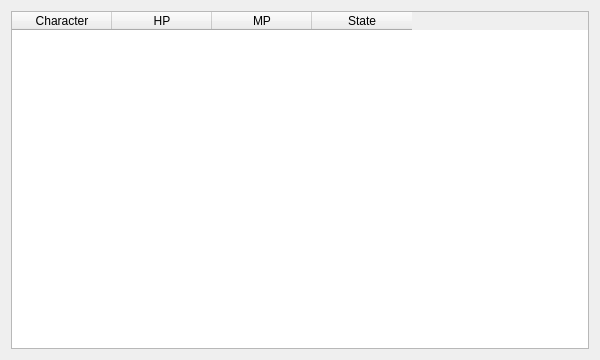
Qt form rl_ui/dashboardwidget.ui (SandSnip3r/Hyperbot) before a commit.
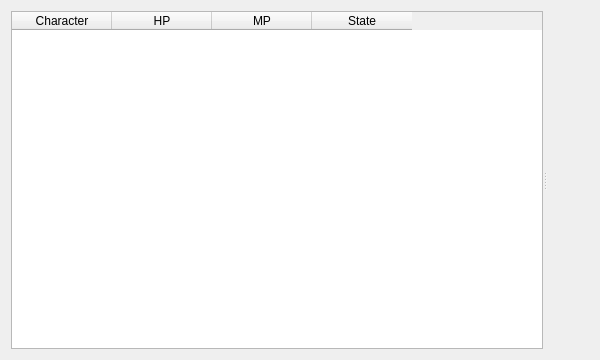
The same form after that commit.

Commit message: Implement tabbed UI redesign

The edit to the form file:
```diff
--- a/rl_ui/dashboardwidget.ui
+++ b/rl_ui/dashboardwidget.ui
@@ -12,6 +12,10 @@
   </property>
   <layout class="QHBoxLayout" name="horizontalLayout">
    <item>
+    <widget class="QSplitter" name="splitter">
+     <property name="orientation">
+      <enum>Qt::Orientation::Horizontal</enum>
+     </property>
     <widget class="QTableWidget" name="statusTable">
      <property name="rowCount">
       <number>0</number>
@@ -39,6 +43,24 @@
        <string>State</string>
       </property>
      </column>
+     </widget>
+     <widget class="QWidget" name="detailContainer" native="true">
+      <layout class="QVBoxLayout" name="detailContainerLayout">
+       <item>
+        <spacer name="verticalSpacer">
+         <property name="orientation">
+          <enum>Qt::Orientation::Vertical</enum>
+         </property>
+         <property name="sizeHint" stdset="0">
+          <size>
+           <width>20</width>
+           <height>40</height>
+          </size>
+         </property>
+        </spacer>
+       </item>
+      </layout>
+     </widget>
     </widget>
    </item>
   </layout>
```
Lines whose indentation alone changed are shown as unchanged. The commit also changes 5 other files.
